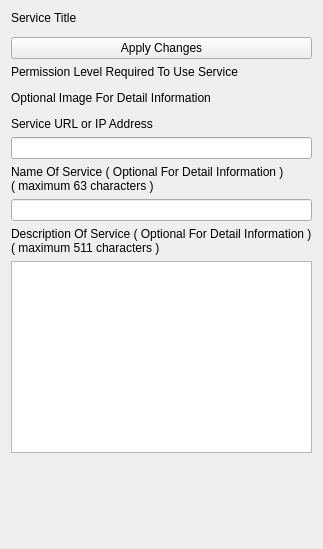
brettrjones/gotvptop, file GoTvApps/GoTvCommon/Forms/AppletServiceBaseSettings.ui: the form before one commit.
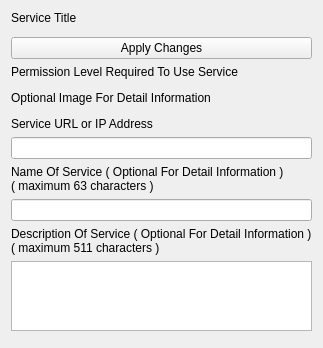
The form after the commit. Custom widgets are drawn as their Qt base class.

What changed in the file:
```diff
--- a/GoTvApps/GoTvCommon/Forms/AppletServiceBaseSettings.ui
+++ b/GoTvApps/GoTvCommon/Forms/AppletServiceBaseSettings.ui
@@ -7,7 +7,7 @@
     <x>0</x>
     <y>0</y>
     <width>301</width>
-    <height>549</height>
+    <height>339</height>
    </rect>
   </property>
   <property name="windowTitle">
```
